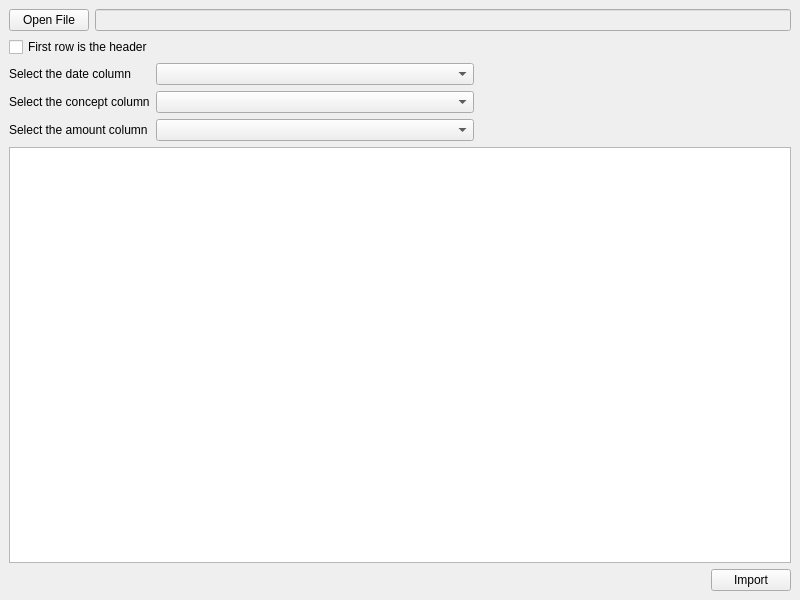
Old version of the form importfile.ui in the repository xcarol/wmm-qt.
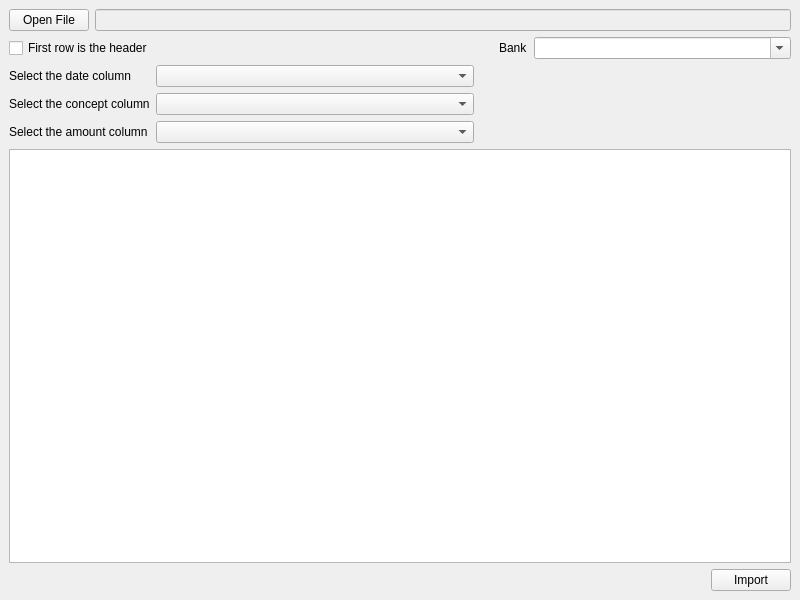
New version of the form.

Commit message: prepare to import data to database

Diff of the .ui file:
```diff
--- a/importfile.ui
+++ b/importfile.ui
@@ -17,13 +17,6 @@
    <layout class="QGridLayout" name="gridLayout_2">
     <item row="0" column="0">
      <layout class="QGridLayout" name="gridLayout">
-      <item row="1" column="0">
-       <widget class="QCheckBox" name="firstRowCheckBox">
-        <property name="text">
-         <string>First row is the header</string>
-        </property>
-       </widget>
-      </item>
       <item row="0" column="0">
        <layout class="QHBoxLayout" name="horizontalLayout">
         <item>
@@ -42,11 +35,8 @@
         </item>
        </layout>
       </item>
-      <item row="2" column="0">
+      <item row="4" column="0">
        <layout class="QGridLayout" name="gridLayout_3">
-        <item row="1" column="1">
-         <widget class="QComboBox" name="conceptColumnComboBox"/>
-        </item>
         <item row="0" column="0">
          <widget class="QLabel" name="label">
           <property name="text">
@@ -54,6 +44,9 @@
           </property>
          </widget>
         </item>
+        <item row="2" column="1">
+         <widget class="QComboBox" name="amountColumnComboBox"/>
+        </item>
         <item row="2" column="0">
          <widget class="QLabel" name="label_3">
           <property name="text">
@@ -61,8 +54,21 @@
           </property>
          </widget>
         </item>
-        <item row="2" column="1">
-         <widget class="QComboBox" name="amountColumnComboBox"/>
+        <item row="0" column="1">
+         <widget class="QComboBox" name="dateColumnComboBox">
+          <property name="sizePolicy">
+           <sizepolicy hsizetype="MinimumExpanding" vsizetype="Fixed">
+            <horstretch>0</horstretch>
+            <verstretch>0</verstretch>
+           </sizepolicy>
+          </property>
+          <property name="editable">
+           <bool>false</bool>
+          </property>
+         </widget>
+        </item>
+        <item row="1" column="1">
+         <widget class="QComboBox" name="conceptColumnComboBox"/>
         </item>
         <item row="1" column="2">
          <spacer name="horizontalSpacer_2">
@@ -84,16 +90,40 @@
           </property>
          </widget>
         </item>
-        <item row="0" column="1">
-         <widget class="QComboBox" name="dateColumnComboBox">
+       </layout>
+      </item>
+      <item row="1" column="0">
+       <layout class="QHBoxLayout" name="horizontalLayout_4">
+        <item>
+         <widget class="QCheckBox" name="firstRowCheckBox">
+          <property name="text">
+           <string>First row is the header</string>
+          </property>
+         </widget>
+        </item>
+        <item alignment="Qt::AlignRight">
+         <widget class="QLabel" name="label_4">
           <property name="sizePolicy">
-           <sizepolicy hsizetype="MinimumExpanding" vsizetype="Fixed">
+           <sizepolicy hsizetype="Minimum" vsizetype="Fixed">
             <horstretch>0</horstretch>
             <verstretch>0</verstretch>
            </sizepolicy>
           </property>
+          <property name="minimumSize">
+           <size>
+            <width>0</width>
+            <height>0</height>
+           </size>
+          </property>
+          <property name="text">
+           <string>Bank</string>
+          </property>
+         </widget>
+        </item>
+        <item>
+         <widget class="QComboBox" name="banksComboBox">
           <property name="editable">
-           <bool>false</bool>
+           <bool>true</bool>
           </property>
          </widget>
         </item>
```
The commit also changes 2 other files.
